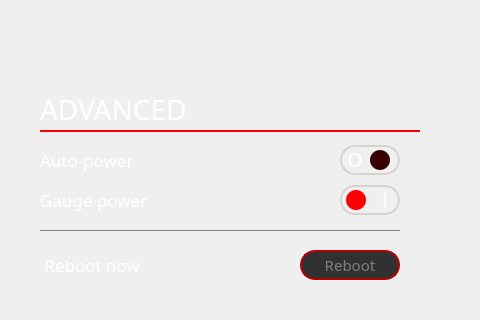
Before: the Qt Designer form GUI_WIDGETS/Settings/design_settings.ui in PortiESP/PortiOS, drawn with Qt 5; both pictures show x 320 to 800 and y 0 to 320 of the 800 by 480 pixel window.
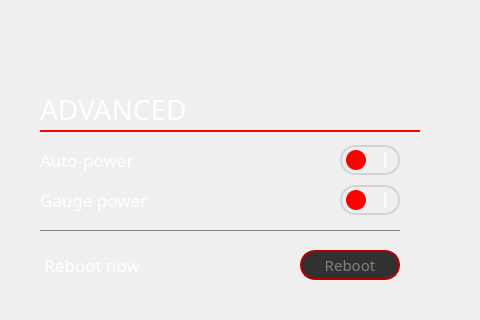
After: the same form once the commit is applied. Icons and pictures are not drawn.

Diff of the .ui file:
```diff
--- a/GUI_WIDGETS/Settings/design_settings.ui
+++ b/GUI_WIDGETS/Settings/design_settings.ui
@@ -4081,9 +4081,6 @@
          <property name="text">
           <string/>
          </property>
-         <property name="checked">
-          <bool>true</bool>
-         </property>
         </widget>
        </widget>
       </widget>
```
Left out of the diff: 3 changed lines with no effect on the pictures.
